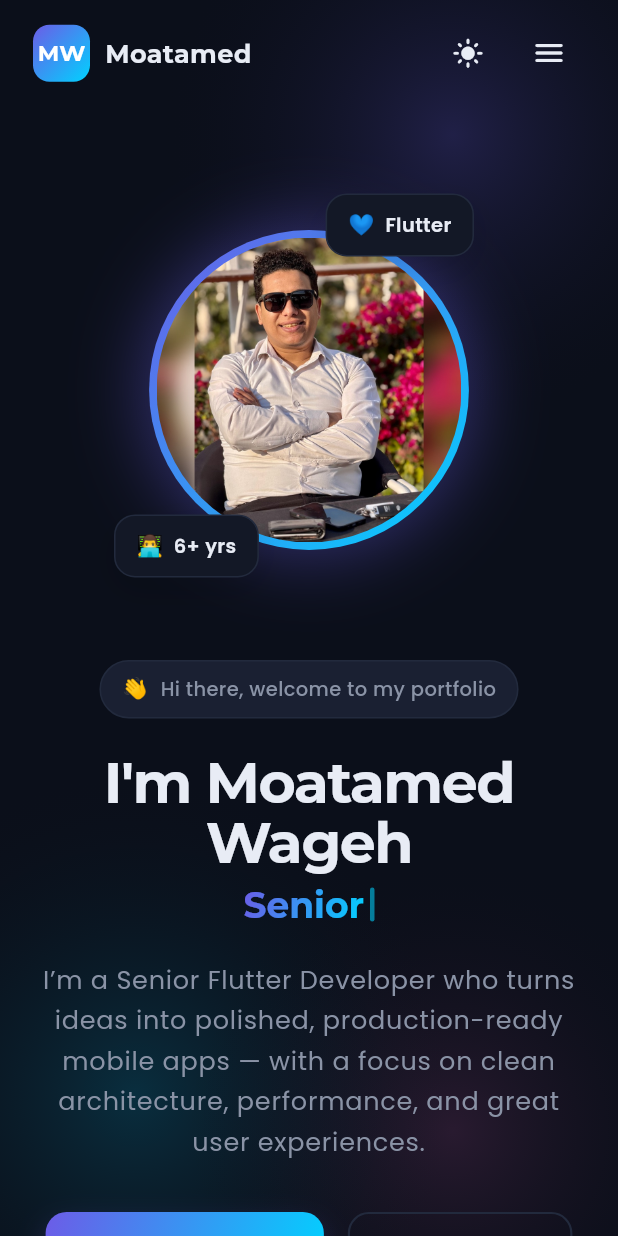
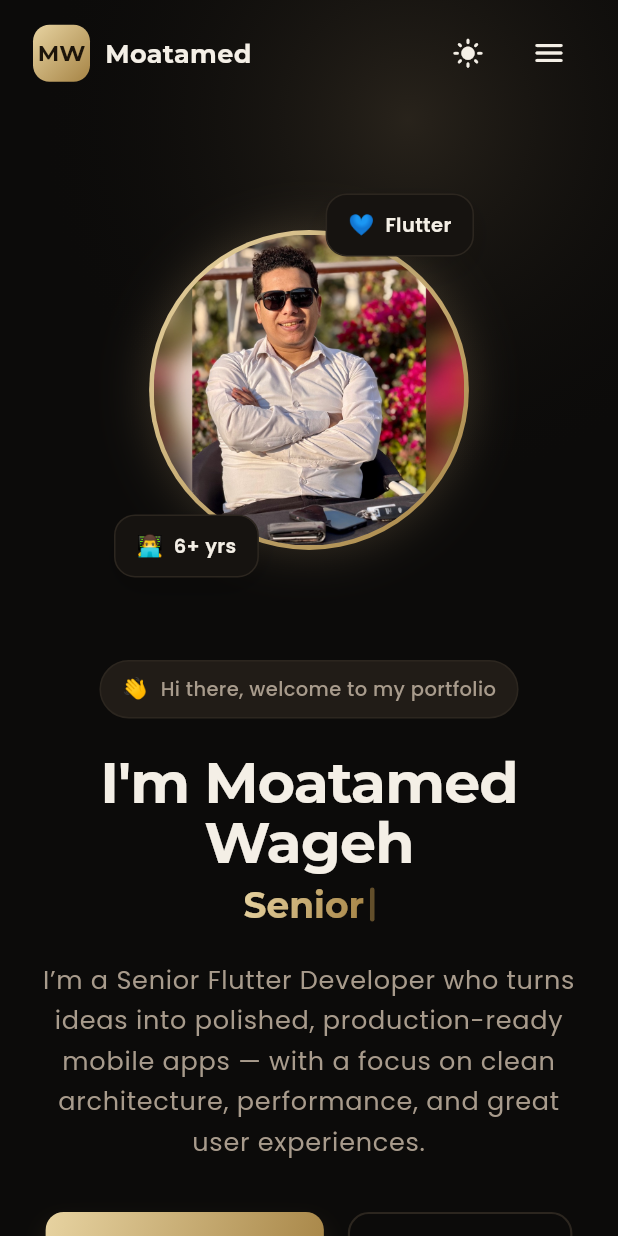
Before and after one commit to Moatamed8/my_portfolio, a Flutter app: the screen it shows after launch, after a tap on "Download CV", on a phone screen of 412 x 824 dp. Run offline on Flutter 3.47's test engine with Material 3 defaults, Android fonts, the phone set to English and light mode, and no system bars; our stand-ins replace flutter_svg; missing offline and left inert: dart:html; project files that could hold a hidden picture were left out.

Commit message:
Shift the site to a warmer luxury palette and simplify the README.
Co-authored-by: Cursor <cursoragent@cursor.com>

```diff
--- a/lib/core/app_colors.dart
+++ b/lib/core/app_colors.dart
@@ -4,31 +4,34 @@ import 'package:flutter/material.dart';
 class AppColors {
   AppColors._();
 
-  static const Color accent = Color(0xFF6C5CE7); // violet
-  static const Color accent2 = Color(0xFF00D2FF); // cyan
-  static const Color accent3 = Color(0xFFFF6BCB); // pink (subtle highlights)
+  static const Color accent = Color(0xFFD4B483); // champagne gold
+  static const Color accent2 = Color(0xFFA68445); // antique bronze
+  static const Color accentDeep = Color(
+    0xFF8A6428,
+  ); // gold that stays readable on ivory
+  static const Color onAccent = Color(0xFF1C140A); // ink on gold fills
 
   static const LinearGradient brandGradient = LinearGradient(
-    colors: [accent, accent2],
+    colors: [Color(0xFFE7D3A1), accent2],
     begin: Alignment.topLeft,
     end: Alignment.bottomRight,
   );
 
-  // Dark theme
-  static const Color darkBg = Color(0xFF0B0F1A);
-  static const Color darkSurface = Color(0xFF131826);
-  static const Color darkSurfaceAlt = Color(0xFF1A2032);
-  static const Color darkText = Color(0xFFE8ECF5);
-  static const Color darkMuted = Color(0xFF8A93A6);
-  static const Color darkBorder = Color(0xFF222A3D);
+  // Dark theme — warm black, not blue-black
+  static const Color darkBg = Color(0xFF0C0B0A);
+  static const Color darkSurface = Color(0xFF161310);
+  static const Color darkSurfaceAlt = Color(0xFF211C17);
+  static const Color darkText = Color(0xFFF4EFE6);
+  static const Color darkMuted = Color(0xFFA89B8C);
+  static const Color darkBorder = Color(0xFF2C261F);
 
-  // Light theme
-  static const Color lightBg = Color(0xFFF5F7FB);
-  static const Color lightSurface = Color(0xFFFFFFFF);
-  static const Color lightSurfaceAlt = Color(0xFFEEF1F8);
-  static const Color lightText = Color(0xFF12182B);
-  static const Color lightMuted = Color(0xFF5B6478);
-  static const Color lightBorder = Color(0xFFE2E7F1);
+  // Light theme — warm paper
+  static const Color lightBg = Color(0xFFF6F1E8);
+  static const Color lightSurface = Color(0xFFFFFCF7);
+  static const Color lightSurfaceAlt = Color(0xFFEFE6D8);
+  static const Color lightText = Color(0xFF1A1612);
+  static const Color lightMuted = Color(0xFF6E655C);
+  static const Color lightBorder = Color(0xFFE4D9C8);
 }
 
 /// Convenience accessors that resolve to the right color for the active theme.
@@ -41,4 +44,7 @@ extension ThemePalette on BuildContext {
   Color get textColor => isDark ? AppColors.darkText : AppColors.lightText;
   Color get muted => isDark ? AppColors.darkMuted : AppColors.lightMuted;
   Color get border => isDark ? AppColors.darkBorder : AppColors.lightBorder;
+
+  /// Gold used for small text and icons sitting on the page background.
+  Color get gold => isDark ? AppColors.accent : AppColors.accentDeep;
 }
--- a/lib/screens/home_screen.dart
+++ b/lib/screens/home_screen.dart
@@ -108,7 +108,7 @@ class _HomeScreenState extends State<HomeScreen> {
           child: FloatingActionButton(
             onPressed: _toTop,
             backgroundColor: AppColors.accent,
-            foregroundColor: Colors.white,
+            foregroundColor: AppColors.onAccent,
             mini: true,
             child: const Icon(Icons.arrow_upward_rounded),
           ),
--- a/lib/sections/contact/contact_section.dart
+++ b/lib/sections/contact/contact_section.dart
@@ -35,15 +35,11 @@ class ContactSection extends StatelessWidget {
               width: double.infinity,
               padding: EdgeInsets.all(isMobile ? 28 : 48),
               decoration: BoxDecoration(
-                gradient: AppColors.brandGradient,
+                color: const Color(0xFF16130F),
                 borderRadius: BorderRadius.circular(28),
-                boxShadow: [
-                  BoxShadow(
-                    color: AppColors.accent.withValues(alpha: 0.35),
-                    blurRadius: 50,
-                    offset: const Offset(0, 24),
-                  ),
-                ],
+                border: Border.all(
+                  color: AppColors.accent.withValues(alpha: 0.45),
+                ),
               ),
               child: Column(
                 children: [
--- a/lib/sections/contact/widgets/start_button.dart
+++ b/lib/sections/contact/widgets/start_button.dart
@@ -40,12 +40,12 @@ class _StartButtonState extends State<StartButton> {
           child: const Row(
             mainAxisSize: MainAxisSize.min,
             children: [
-              Icon(Icons.chat_rounded, color: AppColors.accent, size: 19),
+              Icon(Icons.chat_rounded, color: AppColors.accentDeep, size: 19),
               SizedBox(width: 9),
               Text(
                 'Get Started',
                 style: TextStyle(
-                  color: AppColors.accent,
+                  color: AppColors.accentDeep,
                   fontWeight: FontWeight.w600,
                   fontSize: 15,
                 ),
--- a/lib/sections/hero/widgets/hero_image.dart
+++ b/lib/sections/hero/widgets/hero_image.dart
@@ -40,13 +40,12 @@ class HeroImage extends StatelessWidget {
                 gradient: AppColors.brandGradient,
                 boxShadow: [
                   BoxShadow(
-                    color: AppColors.accent.withValues(alpha: 0.4),
-                    blurRadius: 40,
-                    spreadRadius: 4,
+                    color: AppColors.accent.withValues(alpha: 0.22),
+                    blurRadius: 28,
                   ),
                 ],
               ),
-              padding: const EdgeInsets.all(5),
+              padding: const EdgeInsets.all(3),
               child: ClipOval(
                 child: Image.asset(
                   PortfolioData.profileImage,
--- a/lib/sections/hero/widgets/hero_text.dart
+++ b/lib/sections/hero/widgets/hero_text.dart
@@ -57,7 +57,7 @@ class HeroText extends StatelessWidget {
             fontFamily: AppTheme.display,
             fontWeight: FontWeight.w700,
             height: 1.05,
-            letterSpacing: -1,
+            letterSpacing: -0.6,
             fontSize: Responsive.value(context, mobile: 38.0, desktop: 60.0),
             color: context.textColor,
           ),
--- a/lib/sections/nav/widgets/hire_button.dart
+++ b/lib/sections/nav/widgets/hire_button.dart
@@ -41,7 +41,7 @@ class _HireButtonState extends State<HireButton> {
           child: const Text(
             'Hire Me',
             style: TextStyle(
-              color: Colors.white,
+              color: AppColors.onAccent,
               fontWeight: FontWeight.w600,
               fontSize: 14,
             ),
--- a/lib/sections/nav/widgets/logo.dart
+++ b/lib/sections/nav/widgets/logo.dart
@@ -23,7 +23,7 @@ class Logo extends StatelessWidget {
           child: const Text(
             'MW',
             style: TextStyle(
-              color: Colors.white,
+              color: AppColors.onAccent,
               fontFamily: AppTheme.display,
               fontWeight: FontWeight.w700,
               fontSize: 15,
--- a/lib/sections/nav/widgets/mobile_drawer.dart
+++ b/lib/sections/nav/widgets/mobile_drawer.dart
@@ -61,7 +61,7 @@ class MobileDrawer extends StatelessWidget {
                   onPressed: () => openUrl(PortfolioData.whatsapp),
                   style: ElevatedButton.styleFrom(
                     backgroundColor: AppColors.accent,
-                    foregroundColor: Colors.white,
+                    foregroundColor: AppColors.onAccent,
                     padding: const EdgeInsets.symmetric(vertical: 16),
                     shape: RoundedRectangleBorder(
                       borderRadius: BorderRadius.circular(12),
--- a/lib/sections/nav/widgets/nav_link.dart
+++ b/lib/sections/nav/widgets/nav_link.dart
@@ -29,7 +29,7 @@ class _NavLinkState extends State<NavLink> {
             style: TextStyle(
               fontSize: 14.5,
               fontWeight: FontWeight.w500,
-              color: _hover ? AppColors.accent : context.muted,
+              color: _hover ? context.gold : context.muted,
             ),
           ),
         ),
--- a/lib/sections/projects/widgets/project_details.dart
+++ b/lib/sections/projects/widgets/project_details.dart
@@ -64,11 +64,7 @@ class ProjectDetailsBody extends StatelessWidget {
         SizedBox(height: compact ? 10 : 14),
         Row(
           children: [
-            const Icon(
-              Icons.download_rounded,
-              size: 16,
-              color: AppColors.accent,
-            ),
+            Icon(Icons.download_rounded, size: 16, color: context.gold),
             const SizedBox(width: 6),
             Flexible(
               child: Text(
@@ -105,11 +101,7 @@ class ProjectHoverActions extends StatelessWidget {
         const SizedBox(height: 14),
         Row(
           children: [
-            const Icon(
-              Icons.download_rounded,
-              size: 16,
-              color: AppColors.accent,
-            ),
+            Icon(Icons.download_rounded, size: 16, color: context.gold),
             const SizedBox(width: 6),
             Flexible(
               child: Text(
--- a/lib/sections/services/widgets/service_card.dart
+++ b/lib/sections/services/widgets/service_card.dart
@@ -57,7 +57,7 @@ class _ServiceCardState extends State<ServiceCard> {
               child: SvgPicture.asset(
                 widget.service.icon,
                 colorFilter: const ColorFilter.mode(
-                  Colors.white,
+                  AppColors.onAccent,
                   BlendMode.srcIn,
                 ),
               ),
@@ -94,10 +94,10 @@ class _ServiceCardState extends State<ServiceCard> {
                       ),
                       child: Text(
                         t,
-                        style: const TextStyle(
+                        style: TextStyle(
                           fontSize: 12,
                           fontWeight: FontWeight.w500,
-                          color: AppColors.accent,
+                          color: context.gold,
                         ),
                       ),
                     ),
--- a/lib/widgets/gradient_button.dart
+++ b/lib/widgets/gradient_button.dart
@@ -36,11 +36,13 @@ class _GradientButtonState extends State<GradientButton> {
           padding: const EdgeInsets.symmetric(horizontal: 26, vertical: 15),
           decoration: BoxDecoration(
             gradient: AppColors.brandGradient,
-            borderRadius: BorderRadius.circular(14),
+            borderRadius: BorderRadius.circular(12),
             boxShadow: [
               BoxShadow(
-                color: AppColors.accent.withValues(alpha: _hover ? 0.45 : 0.25),
-                blurRadius: _hover ? 28 : 16,
+                color: AppColors.accent2.withValues(
+                  alpha: _hover ? 0.35 : 0.18,
+                ),
+                blurRadius: _hover ? 22 : 12,
                 offset: const Offset(0, 8),
               ),
             ],
@@ -49,13 +51,13 @@ class _GradientButtonState extends State<GradientButton> {
             mainAxisSize: MainAxisSize.min,
             children: [
               if (widget.icon != null) ...[
-                Icon(widget.icon, color: Colors.white, size: 19),
+                Icon(widget.icon, color: AppColors.onAccent, size: 19),
                 const SizedBox(width: 9),
               ],
               Text(
                 widget.label,
                 style: const TextStyle(
-                  color: Colors.white,
+                  color: AppColors.onAccent,
                   fontWeight: FontWeight.w600,
                   fontSize: 15,
                 ),
--- a/lib/widgets/section_decor.dart
+++ b/lib/widgets/section_decor.dart
@@ -14,27 +14,11 @@ class BackgroundDecor extends StatelessWidget {
       child: Stack(
         children: [
           Positioned(
-            top: -120,
-            right: -100,
+            top: -180,
+            right: -120,
             child: _Blob(
-              color: AppColors.accent.withValues(alpha: isDark ? 0.22 : 0.16),
-              size: 420,
-            ),
-          ),
-          Positioned(
-            top: 500,
-            left: -140,
-            child: _Blob(
-              color: AppColors.accent2.withValues(alpha: isDark ? 0.16 : 0.12),
-              size: 460,
-            ),
-          ),
-          Positioned(
-            bottom: -120,
-            right: -80,
-            child: _Blob(
-              color: AppColors.accent3.withValues(alpha: isDark ? 0.12 : 0.10),
-              size: 380,
+              color: AppColors.accent.withValues(alpha: isDark ? 0.14 : 0.18),
+              size: 520,
             ),
           ),
         ],
--- a/lib/widgets/section_header.dart
+++ b/lib/widgets/section_header.dart
@@ -28,17 +28,17 @@ class SectionHeader extends StatelessWidget {
         Container(
           padding: const EdgeInsets.symmetric(horizontal: 14, vertical: 6),
           decoration: BoxDecoration(
-            color: AppColors.accent.withValues(alpha: 0.12),
+            color: context.gold.withValues(alpha: 0.1),
             borderRadius: BorderRadius.circular(999),
-            border: Border.all(color: AppColors.accent.withValues(alpha: 0.3)),
+            border: Border.all(color: context.gold.withValues(alpha: 0.35)),
           ),
           child: Text(
             eyebrow.toUpperCase(),
-            style: const TextStyle(
-              color: AppColors.accent,
+            style: TextStyle(
+              color: context.gold,
               fontWeight: FontWeight.w600,
               fontSize: 12,
-              letterSpacing: 2,
+              letterSpacing: 2.4,
             ),
           ),
         ),
@@ -48,7 +48,8 @@ class SectionHeader extends StatelessWidget {
           textAlign: centered ? TextAlign.center : TextAlign.start,
           style: TextStyle(
             fontFamily: AppTheme.display,
-            fontWeight: FontWeight.w700,
+            fontWeight: FontWeight.w600,
+            letterSpacing: -0.4,
             height: 1.1,
             fontSize: Responsive.value(context, mobile: 30.0, desktop: 42.0),
             color: context.textColor,
```
Also changed, not shown: 3 other files.
